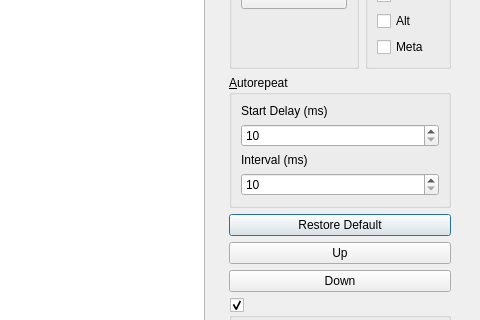
Above: src/traverso/ui/TShortcutEditorDialog.ui from ErwanLegrand/Traverso-DAW before the change; both pictures show x 220 to 700 and y 125 to 445 of the 700 by 621 pixel window. Below: the same form after it.
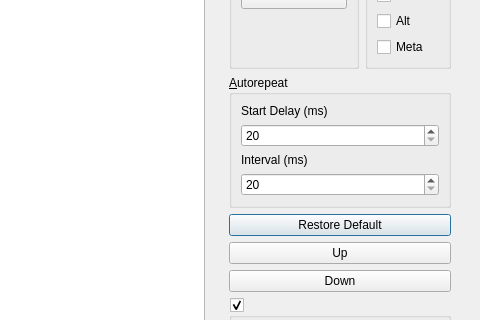
That is the form after the change.

The edit to the form file:
```diff
--- a/src/traverso/ui/TShortcutEditorDialog.ui
+++ b/src/traverso/ui/TShortcutEditorDialog.ui
@@ -161,7 +161,7 @@
             <item>
              <widget class="QSpinBox" name="startDelaySpinBox">
               <property name="minimum">
-               <number>10</number>
+               <number>20</number>
               </property>
               <property name="maximum">
                <number>500</number>
@@ -178,10 +178,10 @@
             <item>
              <widget class="QSpinBox" name="repeatIntervalSpinBox">
               <property name="minimum">
-               <number>10</number>
+               <number>20</number>
               </property>
               <property name="maximum">
-               <number>100</number>
+               <number>500</number>
               </property>
              </widget>
             </item>
```
